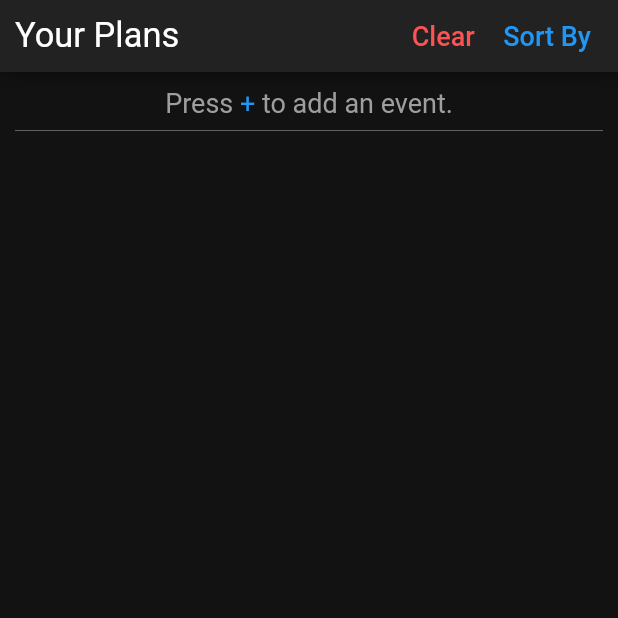
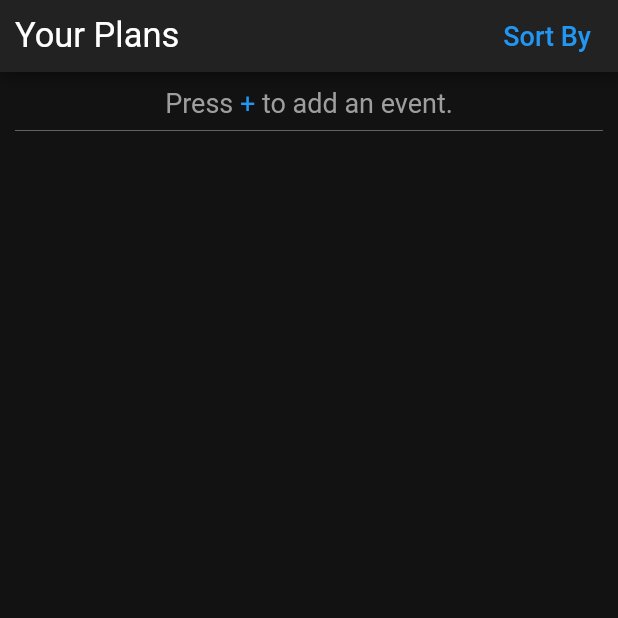
Before and after one commit to Quantam-Studios/CCHS_Hub-FBLA-2021-2022, a Flutter app: the screen it shows after launch, item 2 of the bottom bar chosen, on a phone screen of 412 x 824 dp, the top half of it. Run offline on Flutter 3.47's test engine with Material 2 defaults, Android fonts, the phone set to English and light mode, and no system bars; drawn by our look-alikes of google_nav_bar; our stand-ins replace expansion_tile_card, font_awesome_flutter, hive, hive_flutter, rflutter_alert, table_calendar and 1 more; accounts and stored records are empty.

Commit message:
No More Clear Button (Planner Page).
The clear button has been removed from the planner page. The dividers given to the web view buttons has now had padding added.

```diff
--- a/cchs_hub/lib/pages/planner_page.dart
+++ b/cchs_hub/lib/pages/planner_page.dart
@@ -83,16 +83,6 @@ _topSection(BuildContext context) {
           ),
           // Separation
           const Spacer(),
-          // Delete all
-          TextButton(
-            style: TextButton.styleFrom(primary: Colors.redAccent),
-            child: const Text(
-              "Clear",
-              style: TextStyle(fontSize: 18),
-            ),
-            onPressed: () =>
-                {Boxes.getEvents().clear(), Boxes.getEvents().compact()},
-          ),
           // Sort By Button
           TextButton(
             child: const Text(
```
Also changed, not shown: cchs_hub/lib/pages/socials_page.dart (+5 -2 lines).
